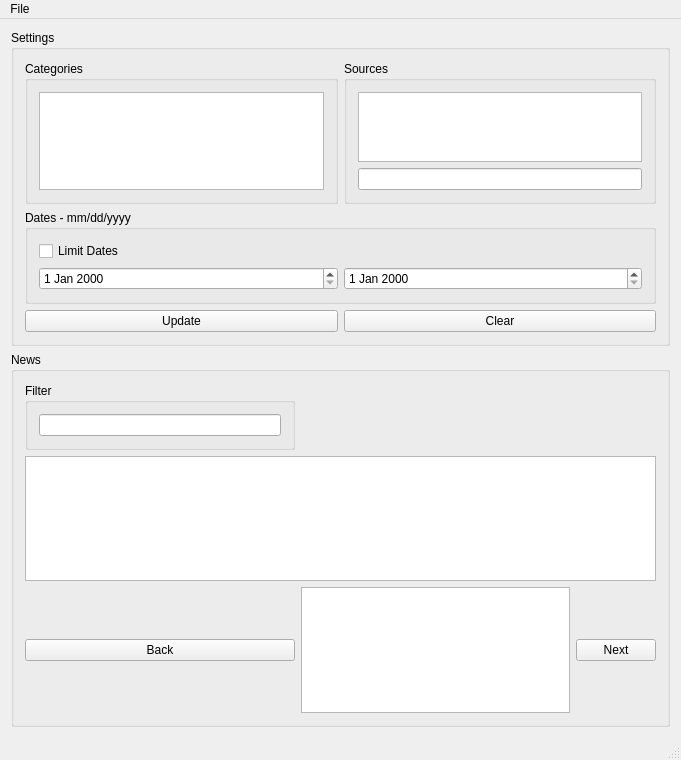
bitamins/cs411-T4, file NewsGUI/mainwindow.ui: the form before one commit.
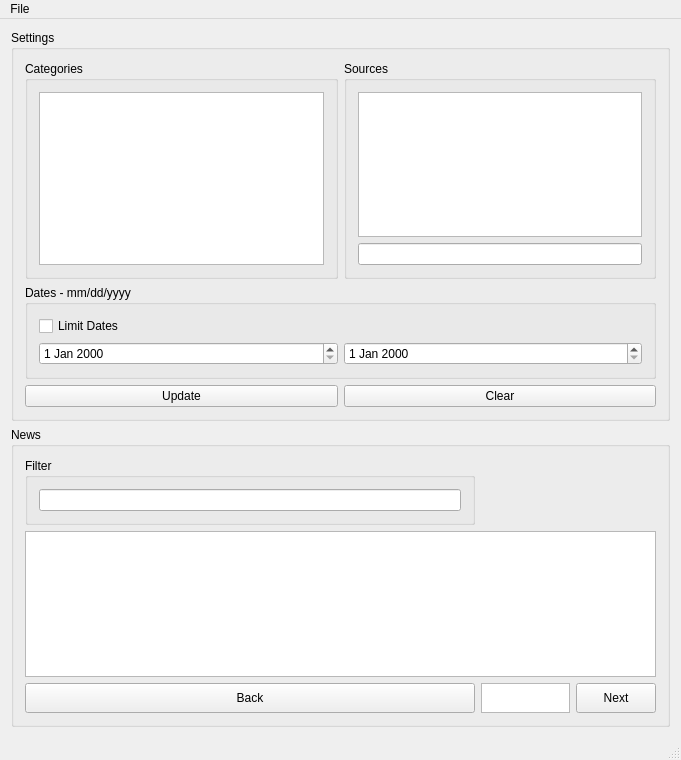
The form after the commit.

Commit message: Finished page change feature

The edit to the form file:
```diff
--- a/NewsGUI/mainwindow.ui
+++ b/NewsGUI/mainwindow.ui
@@ -113,6 +113,18 @@
        </item>
        <item row="2" column="0">
         <widget class="QPushButton" name="GoBack">
+         <property name="minimumSize">
+          <size>
+           <width>450</width>
+           <height>0</height>
+          </size>
+         </property>
+         <property name="maximumSize">
+          <size>
+           <width>450</width>
+           <height>100</height>
+          </size>
+         </property>
          <property name="text">
           <string>Back</string>
          </property>
@@ -122,14 +134,20 @@
         <widget class="QTextEdit" name="pageNum">
          <property name="maximumSize">
           <size>
-           <width>1677721</width>
-           <height>16777</height>
+           <width>100</width>
+           <height>30</height>
           </size>
          </property>
         </widget>
        </item>
        <item row="2" column="2">
         <widget class="QPushButton" name="NextPage">
+         <property name="maximumSize">
+          <size>
+           <width>100</width>
+           <height>42</height>
+          </size>
+         </property>
          <property name="text">
           <string>Next</string>
          </property>
```
The commit also changes 1 other file.
